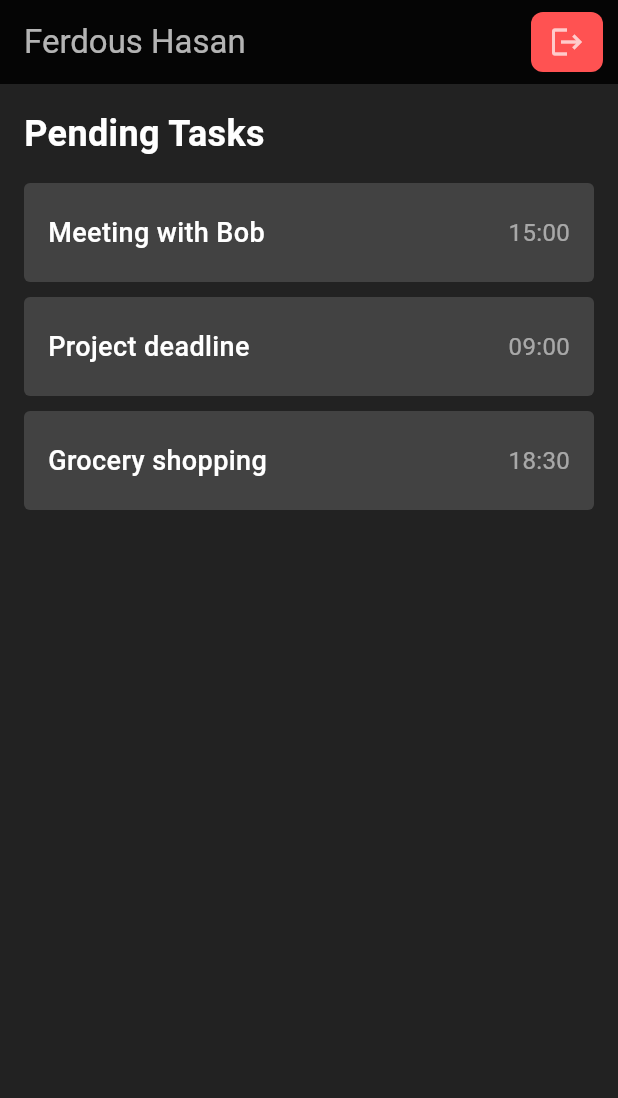
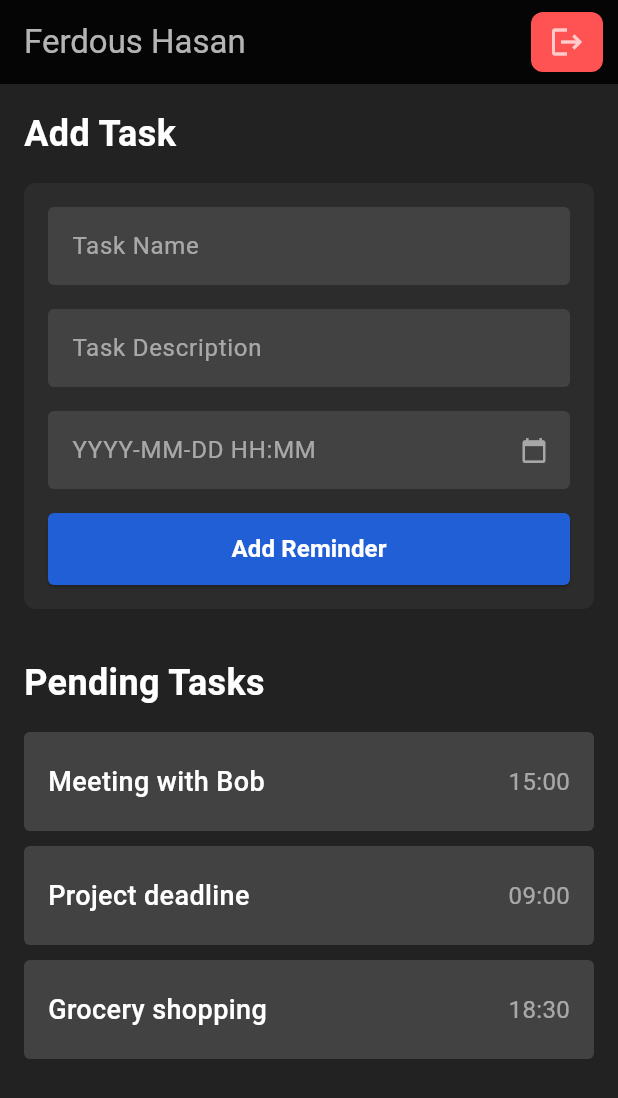
Before and after one commit to ferdoushasanpr/timelymail-flutter-application, a Flutter app: the screen it shows after launch, on a phone screen of 412 x 824 dp. Shown: the top 1098 px of the screen. Run offline on Flutter 3.47's test engine with Material 3 defaults, Android fonts, the phone set to English and light mode, and no system bars.

Commit message:
feat: Add Task Form Added

```diff
--- a/lib/screens/dashboard.dart
+++ b/lib/screens/dashboard.dart
@@ -31,7 +31,7 @@ class Dashboard extends StatelessWidget {
           ),
         ],
       ),
-      body: Column(children: [Tasklist()]),
+      body: Column(children: [TaskForm(), Tasklist()]),
     );
   }
 }
--- /dev/null
+++ b/lib/widgets/taskform.dart
@@ -0,0 +1,186 @@
+import 'package:flutter/material.dart';
+
+class TaskForm extends StatefulWidget {
+  const TaskForm({super.key});
+
+  @override
+  State<TaskForm> createState() => _TaskFormState();
+}
+
+class _TaskFormState extends State<TaskForm> {
+  final TextEditingController _dateController = TextEditingController();
+
+  Future<void> _selectDateTime(BuildContext context) async {
+    final DateTime? pickedDate = await showDatePicker(
+      context: context,
+      initialDate: DateTime.now(),
+      firstDate: DateTime.now(),
+      lastDate: DateTime(2100),
+      builder: (context, child) {
+        return Theme(
+          data: Theme.of(context).copyWith(
+            colorScheme: const ColorScheme.dark(
+              primary: Color(0xFF215FD6),
+              onPrimary: Colors.white,
+              onSurface: Colors.white,
+              surface: Color(0xFF2C2C2C),
+            ),
+            textButtonTheme: TextButtonThemeData(
+              style: TextButton.styleFrom(
+                foregroundColor: const Color(0xFF215FD6),
+              ),
+            ),
+          ),
+          child: child!,
+        );
+      },
+    );
+
+    if (pickedDate != null) {
+      if (!context.mounted) return;
+      final TimeOfDay? pickedTime = await showTimePicker(
+        context: context,
+        initialTime: TimeOfDay.now(),
+        builder: (context, child) {
+          return Theme(
+            data: Theme.of(context).copyWith(
+              timePickerTheme: const TimePickerThemeData(
+                backgroundColor: Color(0xFF2C2C2C),
+                hourMinuteColor: Color(0xFF424242),
+                hourMinuteTextColor: Colors.white,
+                dayPeriodColor: Color(0xFF215FD6),
+                dayPeriodTextColor: Colors.white,
+                dialHandColor: Color(0xFF215FD6),
+                dialBackgroundColor: Color(0xFF424242),
+              ),
+              textButtonTheme: TextButtonThemeData(
+                style: TextButton.styleFrom(
+                  foregroundColor: const Color(0xFF215FD6),
+                ),
+              ),
+            ),
+            child: child!,
+          );
+        },
+      );
+
+      if (pickedTime != null) {
+        final DateTime finalDateTime = DateTime(
+          pickedDate.year,
+          pickedDate.month,
+          pickedDate.day,
+          pickedTime.hour,
+          pickedTime.minute,
+        );
+
+        String formattedDate =
+            "${finalDateTime.year}-${finalDateTime.month.toString().padLeft(2, '0')}-${finalDateTime.day.toString().padLeft(2, '0')} ${finalDateTime.hour.toString().padLeft(2, '0')}:${finalDateTime.minute.toString().padLeft(2, '0')}";
+
+        setState(() {
+          _dateController.text = formattedDate;
+        });
+      }
+    }
+  }
+
+  @override
+  Widget build(BuildContext context) {
+    const Color backgroundColor = Color(0xFF2C2C2C);
+    const Color inputFillColor = Color(0xFF424242);
+    const Color buttonColor = Color(0xFF215FD6);
+    const Color hintTextColor = Colors.white54;
+
+    final InputDecoration commonInputDecoration = InputDecoration(
+      filled: true,
+      fillColor: inputFillColor,
+      hintStyle: const TextStyle(color: hintTextColor),
+      contentPadding: const EdgeInsets.symmetric(horizontal: 12, vertical: 14),
+      border: OutlineInputBorder(
+        borderRadius: BorderRadius.circular(4),
+        borderSide: BorderSide.none,
+      ),
+    );
+
+    return Container(
+      padding: const EdgeInsets.all(16),
+      child: Column(
+        crossAxisAlignment: CrossAxisAlignment.start,
+        children: [
+          Text(
+            "Add Task",
+            style: TextStyle(
+              color: Colors.white,
+              fontSize: 24,
+              fontWeight: FontWeight.bold,
+            ),
+          ),
+          const SizedBox(height: 16),
+          Container(
+            padding: const EdgeInsets.all(16),
+            decoration: BoxDecoration(
+              color: backgroundColor,
+              borderRadius: BorderRadius.circular(8),
+            ),
+            child: Form(
+              child: Column(
+                mainAxisSize: MainAxisSize.min,
+                children: [
+                  TextFormField(
+                    style: const TextStyle(color: Colors.white),
+                    decoration: commonInputDecoration.copyWith(
+                      hintText: "Task Name",
+                    ),
+                  ),
+                  const SizedBox(height: 16),
+                  TextFormField(
+                    style: const TextStyle(color: Colors.white),
+                    decoration: commonInputDecoration.copyWith(
+                      hintText: "Task Description",
+                    ),
+                  ),
+                  const SizedBox(height: 16),
+                  TextFormField(
+                    controller: _dateController,
+                    readOnly: true,
+                    onTap: () => _selectDateTime(context),
+                    style: const TextStyle(color: Colors.white),
+                    decoration: commonInputDecoration.copyWith(
+                      hintText: "YYYY-MM-DD HH:MM",
+                      suffixIcon: const Icon(
+                        Icons.calendar_today,
+                        color: Colors.white54,
+                        size: 18,
+                      ),
+                    ),
+                  ),
+                  const SizedBox(height: 16),
+                  SizedBox(
+                    width: double.infinity,
+                    height: 48,
+                    child: ElevatedButton(
+                      onPressed: () {},
+                      style: ElevatedButton.styleFrom(
+                        backgroundColor: buttonColor,
+                        foregroundColor: Colors.white,
+                        shape: RoundedRectangleBorder(
+                          borderRadius: BorderRadius.circular(4),
+                        ),
+                      ),
+                      child: const Text(
+                        "Add Reminder",
+                        style: TextStyle(
+                          fontWeight: FontWeight.bold,
+                          fontSize: 16,
+                        ),
+                      ),
+                    ),
+                  ),
+                ],
+              ),
+            ),
+          ),
+        ],
+      ),
+    );
+  }
+}
--- a/lib/widgets/tasklist.dart
+++ b/lib/widgets/tasklist.dart
@@ -5,11 +5,9 @@ class Tasklist extends StatelessWidget {
 
   @override
   Widget build(BuildContext context) {
-    // Colors matching the image and previous form theme
     const Color cardBackground = Color(0xFF424242);
     const Color timeTextColor = Colors.white54;
 
-    // Sample data to match the image
     final List<Map<String, String>> tasks = [
       {"title": "Meeting with Bob", "time": "15:00"},
       {"title": "Project deadline", "time": "09:00"},
@@ -30,9 +28,8 @@ class Tasklist extends StatelessWidget {
             ),
           ),
           const SizedBox(height: 16),
-          // Using ListView.separated to handle the list and spacing
           ListView.separated(
-            shrinkWrap: true, // Needed if inside a Column
+            shrinkWrap: true,
             physics: const NeverScrollableScrollPhysics(),
             itemCount: tasks.length,
             separatorBuilder: (context, index) => const SizedBox(height: 10),
@@ -44,9 +41,7 @@ class Tasklist extends StatelessWidget {
                 ),
                 decoration: BoxDecoration(
                   color: cardBackground,
-                  borderRadius: BorderRadius.circular(
-                    4,
-                  ), // Slightly rounded corners
+                  borderRadius: BorderRadius.circular(4),
                 ),
                 child: Row(
                   mainAxisAlignment: MainAxisAlignment.spaceBetween,
```
